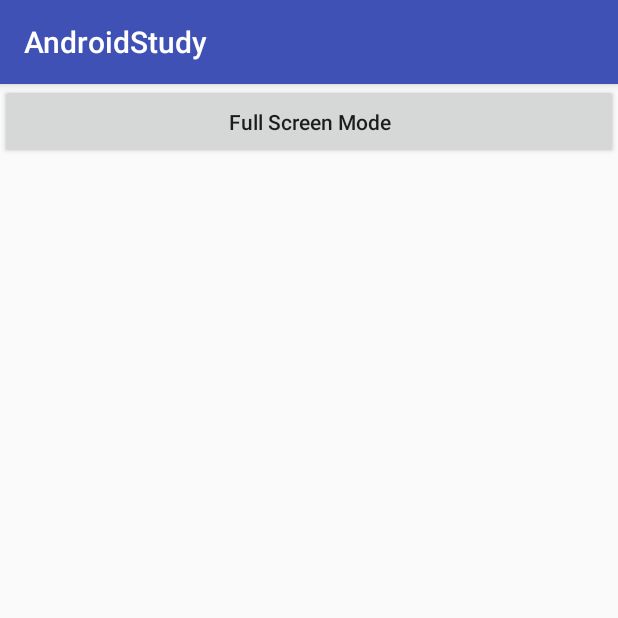
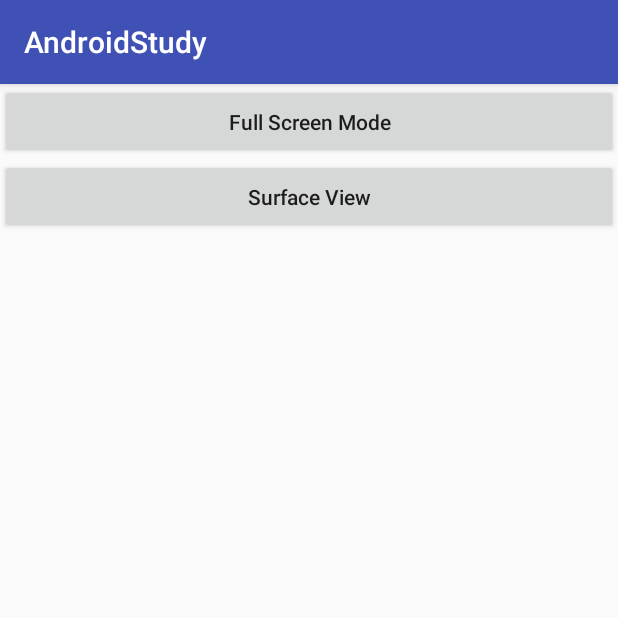
Before and after one commit to eve0625/Android, an Android app: the screen it shows after launch (MainActivity), on a phone screen of 412 x 824 dp, the top half of it. Run offline under Robolectric (Android 15) with nearby library versions, the phone set to English and light mode, and no system bars.

Commit message:
SurfaceView로 카메라 프리뷰 생성

```diff
--- a/app/src/main/res/layout/activity_main.xml
+++ b/app/src/main/res/layout/activity_main.xml
@@ -13,4 +13,11 @@
         android:text="Full Screen Mode"
         android:onClick="onClickButton" />
 
+    <Button
+        android:id="@+id/btn_surface_view"
+        android:layout_width="match_parent"
+        android:layout_height="50dp"
+        android:text="Surface View"
+        android:onClick="onClickButton" />
+
 </LinearLayout>
```
Also changed, not shown: app/src/main/AndroidManifest.xml (+8 -1 lines), app/src/main/java/com/cindy/androidstudy/MainActivity.java (+8 -1 lines), app/src/main/java/com/cindy/androidstudy/surfaceview/CameraPreview.java (added, +60 -0 lines), app/src/main/java/com/cindy/androidstudy/surfaceview/SurfaceViewActivity.java (added, +21 -0 lines), app/src/main/res/drawable/ic_face_01.png (added), app/src/main/res/drawable/ic_face_02.png (added), app/src/main/res/drawable/ic_face_03.png (added), app/src/main/res/drawable/ic_face_04.png (added), app/src/main/res/drawable/ic_face_05.png (added), app/src/main/res/drawable/ic_face_06.png (added).
